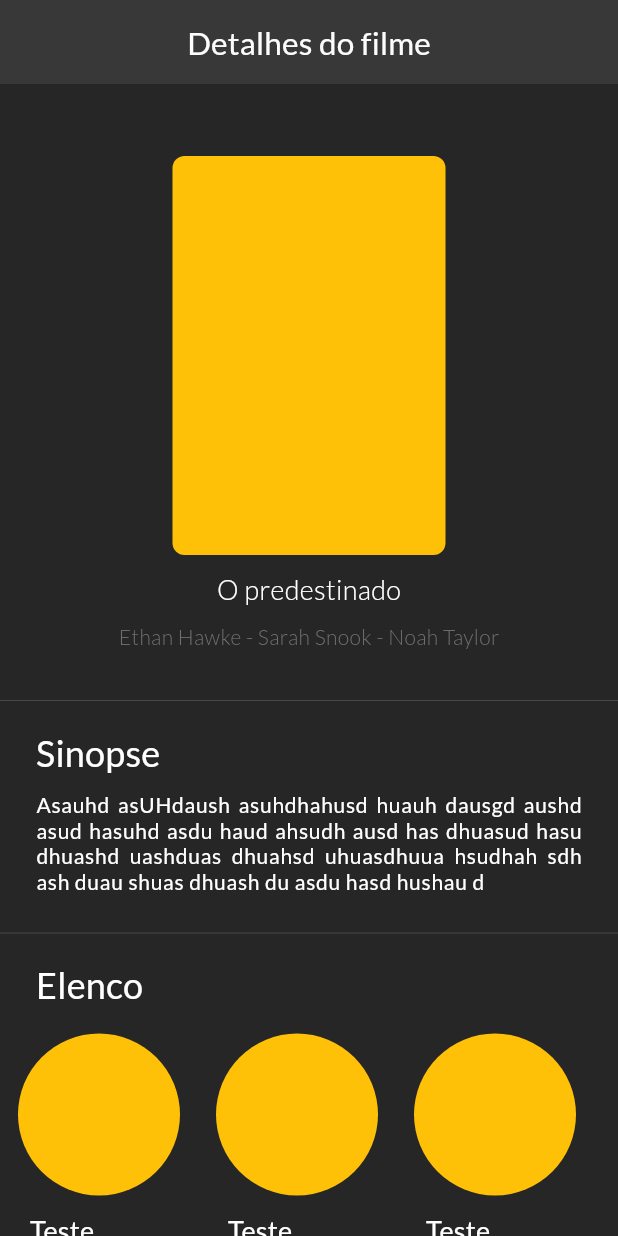
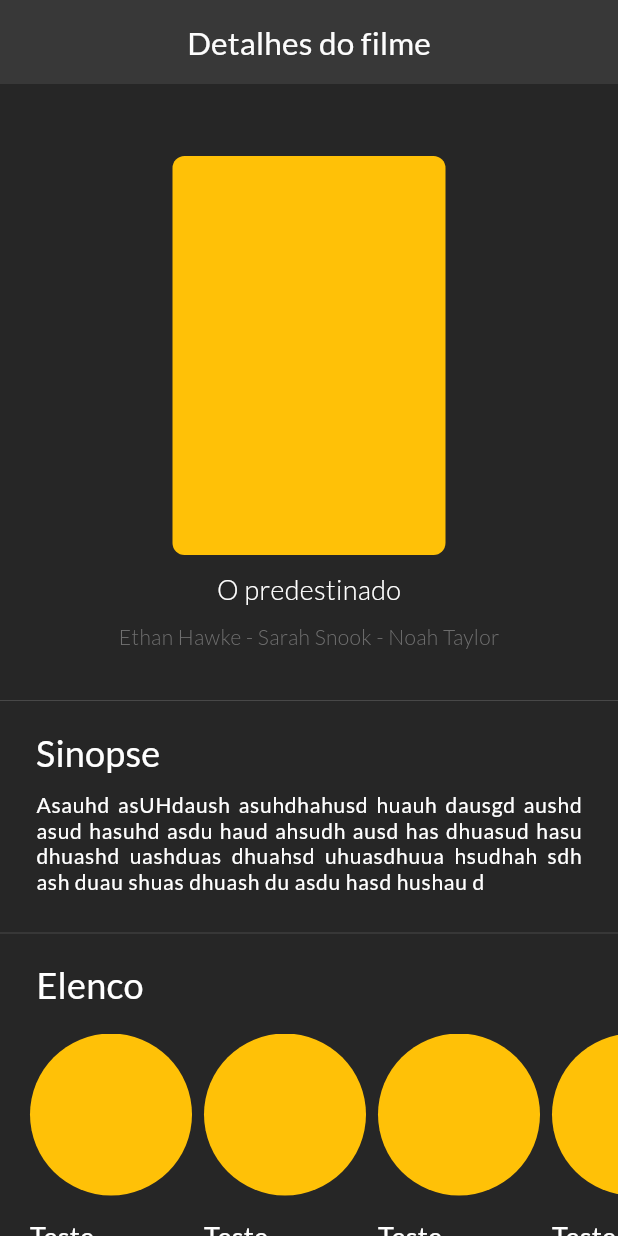
Before and after one commit to EduardoGPS-18/MovieCatalog, a Flutter app: the screen it shows after launch, on a phone screen of 412 x 824 dp. Run offline on Flutter 3.47's test engine with Material 2 defaults, Android fonts, the phone set to English and light mode, and no system bars; our stand-ins replace google_fonts.

Commit message:
fix: detail page layout

```diff
--- a/lib/ui/pages/detail/detail_page.dart
+++ b/lib/ui/pages/detail/detail_page.dart
@@ -7,6 +7,7 @@ class DetailPage extends StatelessWidget {
 
   @override
   Widget build(BuildContext context) {
+    final Size screenSize = MediaQuery.of(context).size;
     return Scaffold(
       appBar: AppBar(
         title: const Text("Detalhes do filme"),
@@ -64,33 +65,49 @@ class DetailPage extends StatelessWidget {
                     margin: const EdgeInsets.only(left: 8, right: 8, top: 12, bottom: 18),
                   ),
                   const Divider(),
-                  const TitleDetail(title: "Elenco", margin: EdgeInsets.only(left: 8, right: 8, top: 12, bottom: 18)),
-                  Container(
-                    height: 144,
-                    margin: const EdgeInsets.only(bottom: 24),
-                    child: ListView.separated(
-                      itemBuilder: (context, index) => Column(
+                  TitleDetail(
+                    title: "Elenco",
+                    margin: EdgeInsets.only(
+                      left: screenSize.width * 2 / 100,
+                      right: 8,
+                      top: 12,
+                      bottom: 18,
+                    ),
+                  ),
+                  SizedBox(
+                    height: 54 * 2 + screenSize.height * 8 / 100,
+                    child: ListView.builder(
+                      itemBuilder: (context, index) => Row(
+                        children: [
+                          const SizedBox(
+                            width: 8,
+                          ),
+                          Column(
                             crossAxisAlignment: CrossAxisAlignment.start,
                             children: [
                               const CircleAvatar(
-                            minRadius: 54,
+                                radius: 54,
                                 backgroundColor: Colors.amber,
                               ),
-                          Container(
+                              Padding(
+                                padding: EdgeInsets.only(top: screenSize.height * 2 / 100),
                                 child: Text(
                                   "Teste",
-                              style: Theme.of(context).textTheme.headline6?.copyWith(fontSize: 18),
+                                  style: Theme.of(context).textTheme.headline6?.copyWith(
+                                        fontSize: 18,
                                       ),
-                            margin: const EdgeInsets.only(left: 8, right: 8, top: 12),
+                                ),
+                              ),
+                              SizedBox(
+                                width: screenSize.width * 2 / 100,
                               ),
                             ],
                           ),
-                      itemCount: 3,
+                        ],
+                      ),
+                      itemCount: 5,
                       padding: const EdgeInsets.symmetric(horizontal: 12),
                       scrollDirection: Axis.horizontal,
-                      separatorBuilder: (context, index) => const SizedBox(
-                        width: 24,
-                      ),
                     ),
                   ),
                 ],
```
Lines whose indentation alone changed are shown as unchanged.
